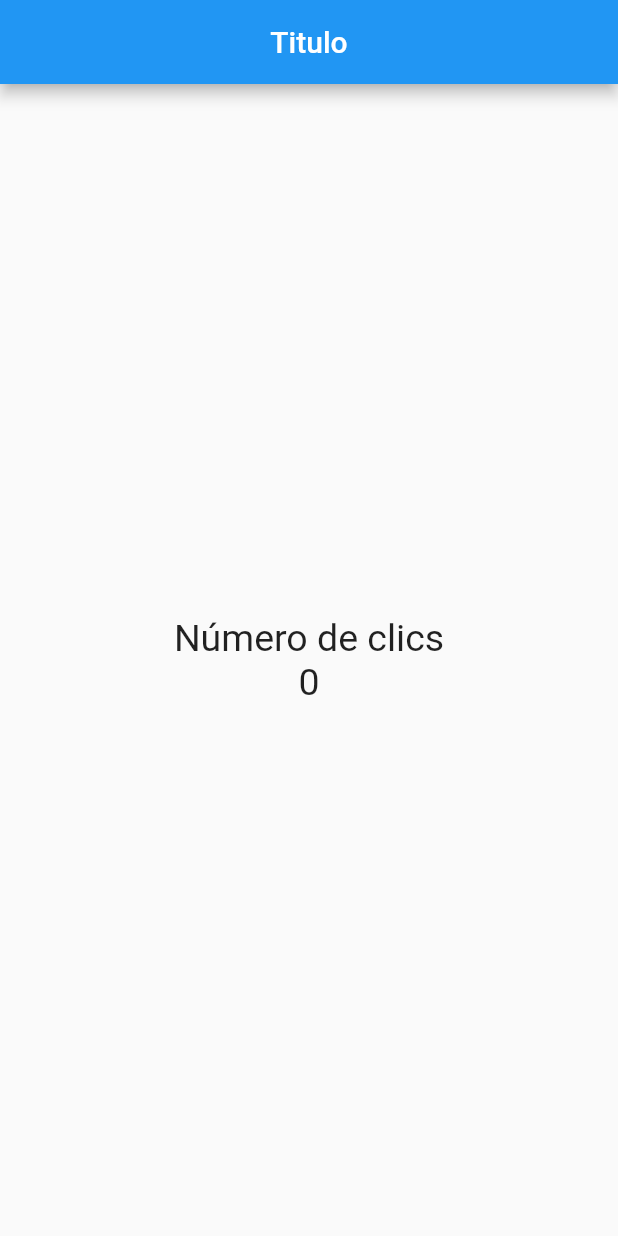
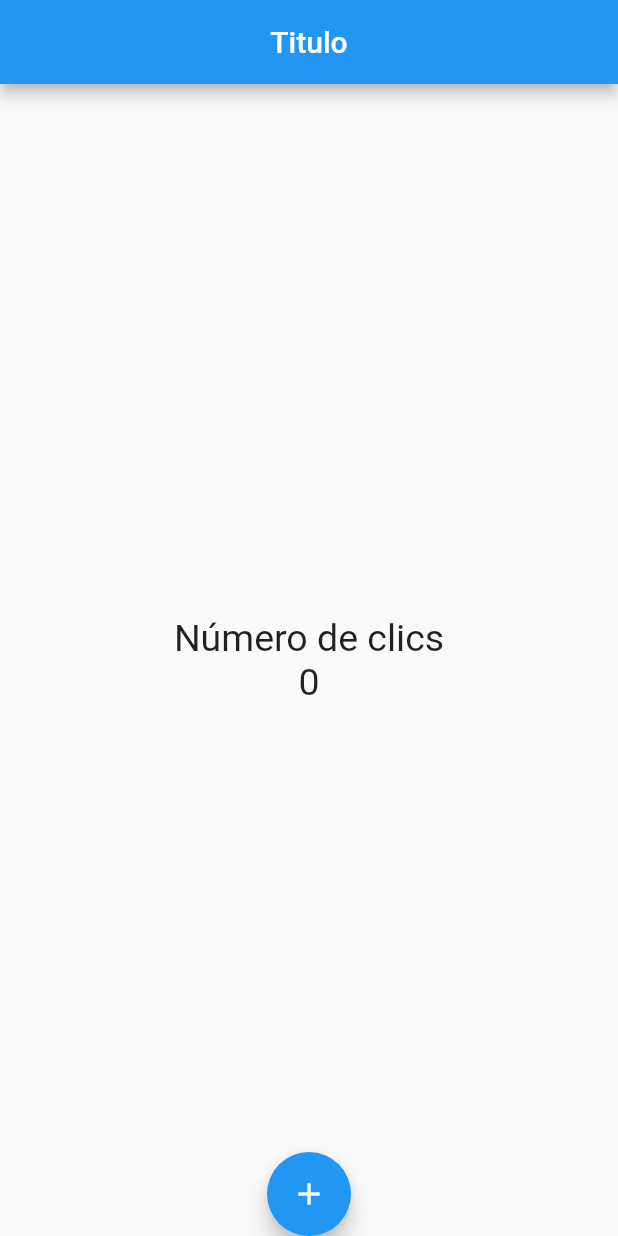
Before and after one commit to jmollericon/flutter-counter, a Flutter app: the screen it shows after launch, on a phone screen of 412 x 824 dp. Run offline on Flutter 3.47's test engine with Material 2 defaults, Android fonts, the phone set to English and light mode, and no system bars.

Commit message:
:art: implements FloatingActionButton and location
use Icons

```diff
--- a/lib/src/pages/home_page.dart
+++ b/lib/src/pages/home_page.dart
@@ -21,6 +21,13 @@ class HomePage extends StatelessWidget {
           ],
         ),
       ),
+      floatingActionButton: FloatingActionButton(
+        child: Icon(Icons.add),
+        onPressed: () {
+          print('Precionado!');
+        },
+      ),
+      floatingActionButtonLocation: FloatingActionButtonLocation.centerDocked,
     );
   }
 }
```
